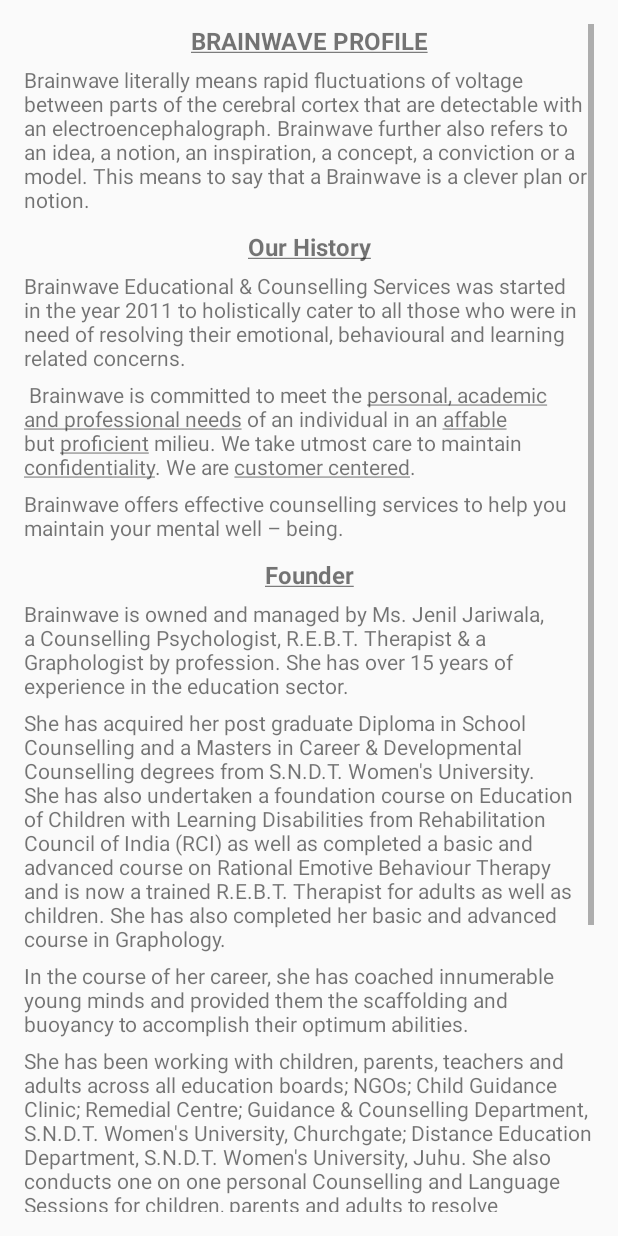
After one commit to cshah91/brainwave, an Android app: the layout about_brainwave_layout.xml on its own in the app's theme, with its tools: preview values and no code run, on a phone screen of 412 x 824 dp. The commit adds this screen. Run offline under Robolectric (Android 15) with nearby library versions, the phone set to English and light mode, and no system bars.

Commit message:
Counselling Services

```diff
--- a/app/src/main/AndroidManifest.xml
+++ b/app/src/main/AndroidManifest.xml
@@ -21,6 +21,8 @@
             android:name=".activity_home_menu"
             android:label="@string/title_activity_home_menu"
             android:theme="@style/AppTheme.NoActionBar"></activity>
+        <activity android:name=".activity_counselling_services"
+            android:label="@string/app_name"></activity>
     </application>
 
 </manifest>
--- /dev/null
+++ b/app/src/main/res/layout/about_brainwave_layout.xml
@@ -0,0 +1,142 @@
+<?xml version="1.0" encoding="utf-8"?>
+<RelativeLayout xmlns:android="http://schemas.android.com/apk/res/android"
+    android:orientation="vertical"
+    android:layout_width="match_parent"
+    android:layout_height="match_parent"
+    android:layout_marginLeft="@dimen/activity_horizontal_margin"
+    android:layout_marginRight="@dimen/activity_horizontal_margin"
+    android:layout_marginTop="@dimen/activity_vertical_margin"
+    android:layout_marginBottom="@dimen/activity_vertical_margin">
+
+    <ScrollView
+        android:layout_width="match_parent"
+        android:layout_height="match_parent">
+
+        <LinearLayout
+            android:layout_width="match_parent"
+            android:layout_height="match_parent"
+            android:orientation="vertical">
+
+            <TextView
+                android:layout_width="match_parent"
+                android:layout_height="match_parent"
+                android:text="@string/bw_name"
+                android:textAlignment="center"
+                android:textAllCaps="true"
+                android:textStyle="bold"
+                android:textSize="16dp"
+                android:paddingBottom="5dp"/>
+
+            <TextView
+                android:layout_width="match_parent"
+                android:layout_height="match_parent"
+                android:text="@string/bw_intro"
+                android:textSize="14dp"
+                android:paddingBottom="5dp"/>
+
+            <TextView
+                android:layout_width="match_parent"
+                android:layout_height="match_parent"
+                android:text="@string/bw_history_title"
+                android:textAlignment="center"
+                android:textStyle="bold"
+                android:textSize="16dp"
+                android:paddingBottom="5dp"
+                android:paddingTop="5dp"/>
+
+            <TextView
+                android:layout_width="match_parent"
+                android:layout_height="match_parent"
+                android:text="@string/bw_history_info1"
+                android:textSize="14dp"
+                android:paddingBottom="5dp"/>
+
+            <TextView
+                android:layout_width="match_parent"
+                android:layout_height="match_parent"
+                android:text="@string/bw_history_info2"
+                android:textSize="14dp"
+                android:paddingBottom="5dp"/>
+
+            <TextView
+                android:layout_width="match_parent"
+                android:layout_height="match_parent"
+                android:text="@string/bw_history_info3"
+                android:textSize="14dp"
+                android:paddingBottom="5dp"/>
+
+            <TextView
+                android:layout_width="match_parent"
+                android:layout_height="match_parent"
+                android:text="@string/bw_founder_title"
+                android:textAlignment="center"
+                android:textStyle="bold"
+                android:textSize="16dp"
+                android:paddingBottom="5dp"
+                android:paddingTop="5dp"/>
+
+            <TextView
+                android:layout_width="match_parent"
+                android:layout_height="match_parent"
+                android:text="@string/bw_founder_info1"
+                android:textSize="14dp"
+                android:paddingBottom="5dp"/>
+
+            <TextView
+                android:layout_width="match_parent"
+                android:layout_height="match_parent"
+                android:text="@string/bw_founder_info2"
+                android:textSize="14dp"
+                android:paddingBottom="5dp"/>
+
+            <TextView
+                android:layout_width="match_parent"
+                android:layout_height="match_parent"
+                android:text="@string/bw_founder_info3"
+                android:textSize="14dp"
+                android:paddingBottom="5dp"/>
+
+            <TextView
+                android:layout_width="match_parent"
+                android:layout_height="match_parent"
+                android:text="@string/bw_founder_info4"
+                android:textSize="14dp"
+                android:paddingBottom="5dp"/>
+
+            <TextView
+                android:layout_width="match_parent"
+                android:layout_height="match_parent"
+                android:text="@string/bw_slogan_title"
+                android:textAlignment="center"
+                android:textStyle="bold"
+                android:textSize="16dp"
+                android:paddingBottom="5dp"
+                android:paddingTop="5dp"/>
+
+            <TextView
+                android:layout_width="match_parent"
+                android:layout_height="match_parent"
+                android:text="@string/bw_slogan_info"
+                android:textSize="14dp"
+                android:paddingBottom="5dp"/>
+
+            <TextView
+                android:layout_width="match_parent"
+                android:layout_height="match_parent"
+                android:text="@string/bw_mission_title"
+                android:textAlignment="center"
+                android:textStyle="bold"
+                android:textSize="16dp"
+                android:paddingBottom="5dp"
+                android:paddingTop="5dp"/>
+
+            <TextView
+                android:layout_width="match_parent"
+                android:layout_height="match_parent"
+                android:text="@string/bw_mission_info"
+                android:textSize="14dp"
+                android:paddingBottom="5dp"/>
+        </LinearLayout>
+    </ScrollView>
+
+</RelativeLayout>
--- a/app/src/main/res/menu/activity_home_menu_drawer.xml
+++ b/app/src/main/res/menu/activity_home_menu_drawer.xml
@@ -5,7 +5,7 @@
         <item
             android:id="@+id/nav_counseling"
             android:icon="@mipmap/icon_counseling"
-            android:title="Counseling Services" />
+            android:title="Counselling Services" />
         <item
             android:id="@+id/nav_flower"
             android:icon="@mipmap/icon_flower"
@@ -30,7 +30,7 @@
         <item
             android:id="@+id/nav_about"
             android:icon="@mipmap/ic_info_black_48dp"
-            android:title="About BrainWave" />
+            android:title="About Brainwave" />
         <item
             android:id="@+id/nav_close"
             android:icon="@mipmap/ic_clear_black_48dp"
--- /dev/null
+++ b/app/src/main/res/values/about_bw_strings.xml
@@ -0,0 +1,56 @@
+<?xml version="1.0" encoding="utf-8"?>
+<resources>
+    <string name="bw_name"><u>BRAINWAVE PROFILE</u></string>
+    <string name="bw_intro">
+        Brainwave literally means rapid fluctuations of voltage between parts of the cerebral cortex that are detectable with an
+        electroencephalograph. Brainwave further also refers to an idea, a notion, an inspiration, a concept, a conviction or a
+        model. This means to say that a Brainwave is a clever plan or notion.
+    </string>
+    <string name="bw_history_title"><u>Our History</u></string>
+    <string name="bw_history_info1">
+        Brainwave Educational &amp; Counselling Services was started in the year 2011 to holistically cater to all those who were
+        in need of resolving their emotional, behavioural and learning related concerns.
+    </string>
+    <string name="bw_history_info2">
+        Brainwave is committed to meet the <u>personal, academic and professional needs</u> of an individual in an <u>affable</u>
+        but <u>proficient</u> milieu. We take utmost care to maintain <u>confidentiality</u>. We are <u>customer centered</u>.
+    </string>
+    <string name="bw_history_info3">
+        Brainwave offers effective counselling services to help you maintain your mental well – being.
+    </string>
+    <string name="bw_founder_title"><u>Founder</u></string>
+    <string name="bw_founder_info1">
+        Brainwave is owned and managed by Ms. Jenil Jariwala, a Counselling Psychologist, R.E.B.T. Therapist &amp; a Graphologist
+        by profession. She has over 15 years of experience in the education sector.
+    </string>
+    <string name="bw_founder_info2">
+        She has acquired her post graduate Diploma in School Counselling and a Masters in Career &amp; Developmental Counselling
+        degrees from S.N.D.T. Women\'s University. She has also undertaken a foundation course on Education of Children with
+        Learning Disabilities from Rehabilitation Council of India (RCI) as well as completed a basic and advanced course on
+        Rational Emotive Behaviour Therapy and is now a trained R.E.B.T. Therapist for adults as well as children. She has also
+        completed her basic and advanced course in Graphology.
+    </string>
+    <string name="bw_founder_info3">
+        In the course of her career, she has coached innumerable young minds and provided them the scaffolding and buoyancy to
+        accomplish their optimum abilities.
+    </string>
+    <string name="bw_founder_info4">
+        She has been working with children, parents, teachers and adults  across all education boards; NGOs; Child Guidance Clinic;
+        Remedial Centre; Guidance &amp; Counselling Department, S.N.D.T. Women\'s University, Churchgate; Distance Education
+        Department, S.N.D.T. Women\'s University, Juhu. She also conducts one on one personal Counselling and Language Sessions for
+        children, parents and adults to resolve academic, behavioral, emotional or career concerns.
+    </string>
+
+    <string name="bw_slogan_title"><u>Our Slogan</u></string>
+    <string name="bw_slogan_info">
+        "To build a healthy society" is our slogan. It appropriately reflects our attitude and approach when providing services for
+        students, their parents and our education partners.
+    </string>
+
+    <string name="bw_mission_title"><u>Our Mission</u></string>
+    <string name="bw_mission_info">
+        We seek to develop in every individual means to lead a happy and satisfying life, to empower people to sustain well in this
+        dynamic and highly competitive world using their strengths constructively. A unique plan is chalked out for every individual
+        who seeks our services as we strongly believe that every individual is unique and exceptional.
+    </string>
+</resources>
--- a/app/src/main/res/values/strings.xml
+++ b/app/src/main/res/values/strings.xml
@@ -1,9 +1,10 @@
 <resources>
-    <string name="app_name">BrainWave</string>
-    <string name="title_activity_home_menu">activity_home_menu</string>
+    <string name="app_name">BRAINWAVE</string>
+    <string name="title_activity_home_menu">BRAINWAVE</string>
 
     <string name="navigation_drawer_open">Open navigation drawer</string>
     <string name="navigation_drawer_close">Close navigation drawer</string>
 
     <string name="action_settings">Settings</string>
+
 </resources>
--- a/build.gradle
+++ b/build.gradle
@@ -5,7 +5,7 @@ buildscript {
         jcenter()
     }
     dependencies {
-        classpath 'com.android.tools.build:gradle:2.3.0'
+        classpath 'com.android.tools.build:gradle:2.3.1'
 
         // NOTE: Do not place your application dependencies here; they belong
         // in the individual module build.gradle files
```
Also changed, not shown: app/src/main/java/nksystems/brainwave/ExpandableListAdapter.java (added, +101 -0 lines), app/src/main/java/nksystems/brainwave/activity_about_brainwave.java (added, +18 -0 lines), app/src/main/java/nksystems/brainwave/activity_counselling_services.java (added, +95 -0 lines), app/src/main/java/nksystems/brainwave/activity_home_menu.java (+8 -2 lines), app/src/main/res/layout/contact_list_group.xml (added, +15 -0 lines), app/src/main/res/layout/contact_list_item.xml (added, +15 -0 lines), app/src/main/res/layout/counselling_services_layout.xml (added, +16 -0 lines).
